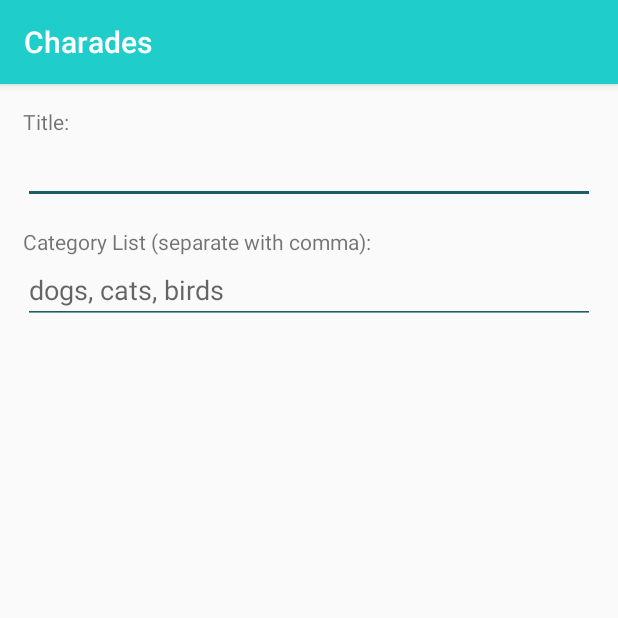
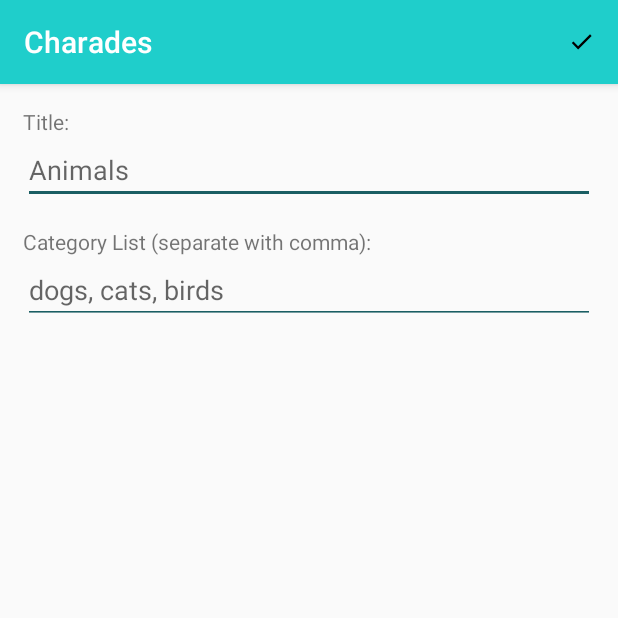
Before and after one commit to mau-alex-ruiz/charades, an Android app: the screen it shows after launch (AddCategoryActivity), after a tap on "Add Category", on a phone screen of 412 x 824 dp, the top half of it. Run offline under Robolectric (Android 15) with nearby library versions, the phone set to English and light mode, and no system bars; our stand-ins replace data binding.

Commit message:
add category changes, need local

```diff
--- a/app/src/main/java/com/stradivarius/charades/data/common/core/LocalFactoryImpl.kt
+++ b/app/src/main/java/com/stradivarius/charades/data/common/core/LocalFactoryImpl.kt
@@ -2,6 +2,8 @@ package com.stradivarius.charades.data.common.core
 
 import android.content.res.AssetManager
 import com.stradivarius.charades.data.common.Local
+import com.stradivarius.charades.data.repository.addcategory.local.AddCategoryLocal
+import com.stradivarius.charades.data.repository.addcategory.local.AddCategoryLocalImpl
 import com.stradivarius.charades.data.repository.main.local.MainLocal
 import com.stradivarius.charades.data.repository.main.local.MainLocalImpl
 import java.util.concurrent.ConcurrentHashMap
@@ -17,6 +19,7 @@ class LocalFactoryImpl(
         if (cached == null) {
             cached = when (clazz) {
                 MainLocal::class.java -> MainLocalImpl(assetManager)
+                AddCategoryLocal::class.java -> AddCategoryLocalImpl(assetManager)
 
                 else -> throw IllegalArgumentException("No repository found in ${this::class}")
             }
--- a/app/src/main/java/com/stradivarius/charades/data/common/core/RepositoryFactoryImpl.kt
+++ b/app/src/main/java/com/stradivarius/charades/data/common/core/RepositoryFactoryImpl.kt
@@ -1,6 +1,9 @@
 package com.stradivarius.charades.data.common.core
 
 import com.stradivarius.charades.data.common.Repository
+import com.stradivarius.charades.data.repository.addcategory.AddCategoryRepository
+import com.stradivarius.charades.data.repository.addcategory.AddCategoryRepositoryImpl
+import com.stradivarius.charades.data.repository.addcategory.local.AddCategoryLocal
 import com.stradivarius.charades.data.repository.main.MainRepository
 import com.stradivarius.charades.data.repository.main.MainRepositoryImpl
 import com.stradivarius.charades.data.repository.main.local.MainLocal
@@ -19,6 +22,9 @@ class RepositoryFactoryImpl(
                 MainRepository::class.java -> MainRepositoryImpl(
                     localFactory.create(MainLocal::class.java)
                 )
+                AddCategoryRepository::class.java -> AddCategoryRepositoryImpl(
+                    localFactory.create(AddCategoryLocal::class.java)
+                )
 
                 else -> throw IllegalArgumentException("No repository found in ${this::class}")
             }
--- /dev/null
+++ b/app/src/main/java/com/stradivarius/charades/data/repository/addcategory/AddCategoryRepository.kt
@@ -0,0 +1,10 @@
+package com.stradivarius.charades.data.repository.addcategory
+
+import androidx.lifecycle.LiveData
+import com.stradivarius.charades.data.common.Repository
+
+interface AddCategoryRepository : Repository {
+
+    fun addCategory(title: String, list: String): LiveData<Boolean>
+
+}
--- /dev/null
+++ b/app/src/main/java/com/stradivarius/charades/data/repository/addcategory/AddCategoryRepositoryImpl.kt
@@ -0,0 +1,17 @@
+package com.stradivarius.charades.data.repository.addcategory
+
+import androidx.lifecycle.LiveData
+import com.stradivarius.charades.data.repository.addcategory.local.AddCategoryLocal
+
+class AddCategoryRepositoryImpl(
+    private val local: AddCategoryLocal
+) : AddCategoryRepository {
+
+    override fun addCategory(title: String, list: String): LiveData<Boolean> {
+        return local.addCategory(title, list)
+    }
+
+    override fun close() {
+        // no-op
+    }
+}
--- /dev/null
+++ b/app/src/main/java/com/stradivarius/charades/data/repository/addcategory/local/AddCategoryLocal.kt
@@ -0,0 +1,10 @@
+package com.stradivarius.charades.data.repository.addcategory.local
+
+import androidx.lifecycle.LiveData
+import com.stradivarius.charades.data.common.Local
+
+interface AddCategoryLocal : Local {
+
+    fun addCategory(title: String, list: String): LiveData<Boolean>
+
+}
--- /dev/null
+++ b/app/src/main/java/com/stradivarius/charades/data/repository/addcategory/local/AddCategoryLocalImpl.kt
@@ -0,0 +1,17 @@
+package com.stradivarius.charades.data.repository.addcategory.local
+
+import android.content.res.AssetManager
+import androidx.lifecycle.LiveData
+
+class AddCategoryLocalImpl(
+    private val assetManager: AssetManager
+) : AddCategoryLocal {
+
+    override fun addCategory(title: String, list: String): LiveData<Boolean> {
+        TODO()
+    }
+
+    override fun close() {
+        TODO("not implemented") //To change body of created functions use File | Settings | File Templates.
+    }
+}
--- a/app/src/main/java/com/stradivarius/charades/ui/addcategory/AddCategoryActivity.kt
+++ b/app/src/main/java/com/stradivarius/charades/ui/addcategory/AddCategoryActivity.kt
@@ -8,7 +8,7 @@ class AddCategoryActivity : BaseFragmentActivity(AddCategoryFragment::class.java
 
     companion object {
 
-        fun createIntent(
+        private fun createIntent(
             context: Context
         ): Intent = Intent(context, AddCategoryActivity::class.java)
 
--- a/app/src/main/java/com/stradivarius/charades/ui/addcategory/AddCategoryFragment.kt
+++ b/app/src/main/java/com/stradivarius/charades/ui/addcategory/AddCategoryFragment.kt
@@ -1,9 +1,13 @@
 package com.stradivarius.charades.ui.addcategory
 
+import android.os.Bundle
+import android.view.*
+import android.widget.Toast
 import com.stradivarius.charades.R
 import com.stradivarius.charades.data.model.AddCategory
 import com.stradivarius.charades.databinding.AddCategoryBinding
 import com.stradivarius.charades.ui.common.BaseViewModelFragment
+import com.stradivarius.charades.ui.common.State
 
 class AddCategoryFragment
     : BaseViewModelFragment<AddCategoryViewModel, AddCategory, AddCategoryBinding>(
@@ -11,8 +15,40 @@ class AddCategoryFragment
     R.layout.add_category
 ) {
 
+    override fun onCreateView(
+        inflater: LayoutInflater,
+        container: ViewGroup?,
+        savedInstanceState: Bundle?
+    ): View {
+        setHasOptionsMenu(true)
+        return super.onCreateView(inflater, container, savedInstanceState)
+    }
+
     override fun bindViewModel(viewModel: AddCategoryViewModel, boundLayout: AddCategoryBinding) {
         boundLayout.model = viewModel
     }
 
+    override fun onCreateOptionsMenu(menu: Menu, inflater: MenuInflater) {
+        inflater.inflate(R.menu.menu_add_category, menu)
+        super.onCreateOptionsMenu(menu, inflater)
+    }
+
+    override fun onOptionsItemSelected(item: MenuItem): Boolean {
+        when (item.itemId) {
+            R.id.check_mark -> viewModel.submitForm()
+        }
+        return super.onOptionsItemSelected(item)
+    }
+
+    override fun onStateChanged(state: State<AddCategory>) {
+        super.onStateChanged(state)
+        when (state) {
+            is State.Error -> {
+                Toast.makeText(context, R.string.form_submit_error, Toast.LENGTH_SHORT).show()
+            }
+            is State.Success -> {
+
+            }
+        }
+    }
 }
--- a/app/src/main/java/com/stradivarius/charades/ui/addcategory/AddCategoryViewModel.kt
+++ b/app/src/main/java/com/stradivarius/charades/ui/addcategory/AddCategoryViewModel.kt
@@ -1,10 +1,15 @@
 package com.stradivarius.charades.ui.addcategory
 
+import androidx.databinding.ObservableField
 import com.stradivarius.charades.data.model.AddCategory
 import com.stradivarius.charades.ui.common.BaseViewModel
 
 interface AddCategoryViewModel : BaseViewModel<AddCategory> {
 
+    fun currentTitle(): ObservableField<String>
 
+    fun currentList(): ObservableField<String>
+
+    fun submitForm()
 
 }
--- a/app/src/main/java/com/stradivarius/charades/ui/addcategory/AddCategoryViewModelImpl.kt
+++ b/app/src/main/java/com/stradivarius/charades/ui/addcategory/AddCategoryViewModelImpl.kt
@@ -1,10 +1,33 @@
 package com.stradivarius.charades.ui.addcategory
 
+import androidx.databinding.ObservableField
 import com.stradivarius.charades.data.model.AddCategory
+import com.stradivarius.charades.data.repository.addcategory.AddCategoryRepository
 import com.stradivarius.charades.ui.common.BaseViewModelImpl
+import com.stradivarius.charades.ui.common.State
 
-class AddCategoryViewModelImpl : BaseViewModelImpl<AddCategory>(), AddCategoryViewModel {
+class AddCategoryViewModelImpl(
+    private val repository: AddCategoryRepository
+) : BaseViewModelImpl<AddCategory>(), AddCategoryViewModel {
 
+    private val currentTitle = ObservableField<String>()
+    private val currentList = ObservableField<String>()
+
+    override fun currentTitle(): ObservableField<String> = currentTitle
+
+    override fun currentList(): ObservableField<String> = currentList
+
+    override fun submitForm() {
+        currentTitle.get()?.let { title ->
+            currentList.get()?.let { list ->
+                if (!title.isBlank() && !list.isBlank()) {
+                    repository.addCategory(title, list)
+                } else {
+                    stateChanged(State.Error())
+                }
+            }
+        } ?: stateChanged(State.Error())
+    }
 
 
 }
--- a/app/src/main/java/com/stradivarius/charades/ui/common/State.kt
+++ b/app/src/main/java/com/stradivarius/charades/ui/common/State.kt
@@ -2,6 +2,10 @@ package com.stradivarius.charades.ui.common
 
 sealed class State<M>(val model: M? = null) {
 
-    internal class Loaded<M>(model: M?) : State<M>(model)
+    internal class Loaded<M>(model: M? = null) : State<M>(model)
+
+    internal class Success<M>(model: M? = null): State<M>(model)
+
+    internal class Error<M>(model: M? = null): State<M>(model)
 
 }
--- a/app/src/main/java/com/stradivarius/charades/ui/common/core/ViewModelFactoryImpl.kt
+++ b/app/src/main/java/com/stradivarius/charades/ui/common/core/ViewModelFactoryImpl.kt
@@ -2,6 +2,7 @@ package com.stradivarius.charades.ui.common.core
 
 import com.stradivarius.charades.data.common.Model
 import com.stradivarius.charades.data.common.core.RepositoryFactory
+import com.stradivarius.charades.data.repository.addcategory.AddCategoryRepository
 import com.stradivarius.charades.data.repository.main.MainRepository
 import com.stradivarius.charades.ui.addcategory.AddCategoryViewModelImpl
 import com.stradivarius.charades.ui.common.BaseViewModel
@@ -20,7 +21,9 @@ class ViewModelFactoryImpl(
             )
             ItemContainerViewModelImpl::class.java -> ItemContainerViewModelImpl()
             ItemViewModelImpl::class.java -> ItemViewModelImpl()
-            AddCategoryViewModelImpl::class.java -> AddCategoryViewModelImpl()
+            AddCategoryViewModelImpl::class.java -> AddCategoryViewModelImpl(
+                repositoryFactory.create(AddCategoryRepository::class.java)
+            )
             else -> throw IllegalArgumentException("Unrecognized viewmodel class in ${this::class}")
         }
     }
--- /dev/null
+++ b/app/src/main/res/drawable/ic_check_black.xml
@@ -0,0 +1,9 @@
+<vector xmlns:android="http://schemas.android.com/apk/res/android"
+    android:width="18dp"
+    android:height="18dp"
+    android:viewportWidth="24"
+    android:viewportHeight="24">
+  <path
+      android:pathData="M9,16.17L4.83,12l-1.42,1.41L9,19 21,7l-1.41,-1.41L9,16.17z"
+      android:fillColor="#000000"/>
+</vector>
--- a/app/src/main/res/layout/add_category.xml
+++ b/app/src/main/res/layout/add_category.xml
@@ -5,6 +5,10 @@
     <data>
         <variable name="model" type="com.stradivarius.charades.ui.addcategory.AddCategoryViewModel" />
     </data>
+
+    <ScrollView
+        android:layout_width="match_parent"
+        android:layout_height="wrap_content">
 
         <androidx.constraintlayout.widget.ConstraintLayout
             android:layout_width="match_parent"
@@ -26,6 +30,8 @@
                 android:inputType="text"
                 android:textCursorDrawable="@null"
                 android:backgroundTint="@color/appThemeDarkBlue"
+                android:hint="@string/category_title_hint"
+                android:text="@={model.currentTitle()}"
                 app:layout_constraintStart_toStartOf="parent"
                 app:layout_constraintTop_toBottomOf="@id/category_title"/>
 
@@ -47,9 +53,12 @@
                 android:backgroundTint="@color/appThemeDarkBlue"
                 android:scrollHorizontally="false"
                 android:hint="@string/category_list_hint"
+                android:text="@={model.currentList()}"
                 app:layout_constraintStart_toStartOf="parent"
                 app:layout_constraintTop_toBottomOf="@id/category_list" />
 
         </androidx.constraintlayout.widget.ConstraintLayout>
 
+    </ScrollView>
+
 </layout>
--- /dev/null
+++ b/app/src/main/res/menu/menu_add_category.xml
@@ -0,0 +1,11 @@
+<?xml version="1.0" encoding="utf-8"?>
+<menu xmlns:android="http://schemas.android.com/apk/res/android"
+    xmlns:app="http://schemas.android.com/apk/res-auto">
+
+    <item
+        android:id="@+id/check_mark"
+        android:title="@string/add_category_check_mark"
+        android:icon="@drawable/ic_check_black"
+        app:showAsAction="always"/>
+
+</menu>
--- a/app/src/main/res/values/strings.xml
+++ b/app/src/main/res/values/strings.xml
@@ -5,8 +5,13 @@
     <string name="back">&#x2190; Back</string>
     <string name="place_on_forehead">Place the device on your forehead to start.</string>
     <string name="get_ready">Get Ready&#8230;</string>
+
     <string name="add_category">Add Category</string>
+    <string name="add_category_check_mark">Add Category Check Mark</string>
     <string name="category_title">Title:</string>
+    <string name="category_title_hint">Animals</string>
     <string name="category_list">Category List (separate with comma):</string>
     <string name="category_list_hint">dogs, cats, birds</string>
+
+    <string name="form_submit_error">All fields must be filled.</string>
 </resources>
```
Lines whose indentation alone changed are shown as unchanged.
